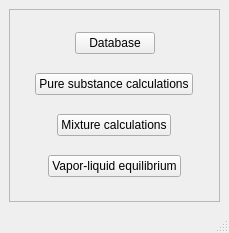
Qt form designer/mainwindow_ui.ui (marcusbfs/Sindri) before a commit.
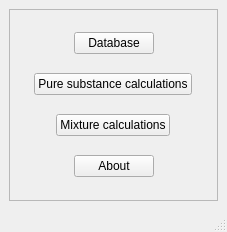
The same form after that commit.

The edit to the form file:
```diff
--- a/designer/mainwindow_ui.ui
+++ b/designer/mainwindow_ui.ui
@@ -6,8 +6,8 @@
    <rect>
     <x>0</x>
     <y>0</y>
-    <width>229</width>
-    <height>233</height>
+    <width>227</width>
+    <height>232</height>
    </rect>
   </property>
   <property name="windowTitle">
@@ -162,7 +162,7 @@
          <item>
           <widget class="QPushButton" name="btn_VLE">
            <property name="text">
-            <string>Vapor-liquid equilibrium</string>
+            <string>About</string>
            </property>
           </widget>
          </item>
```
Left out of the diff: 4 changed lines with no effect on the pictures.
